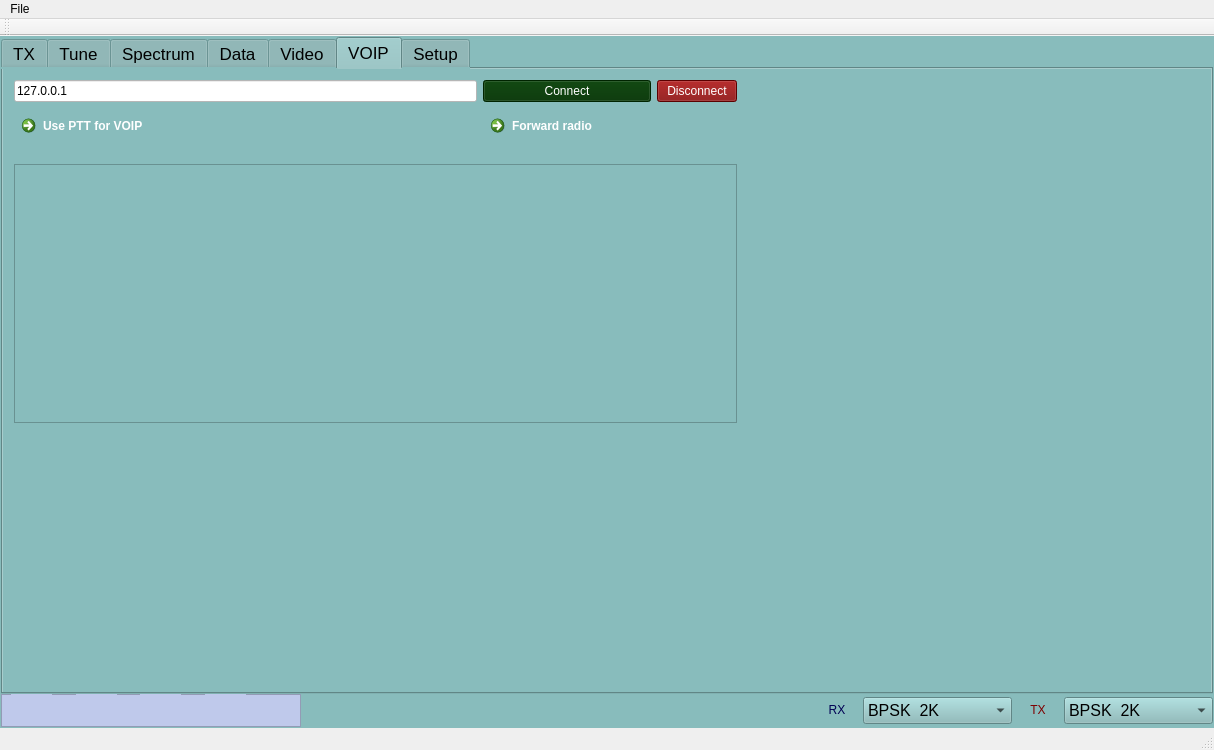
Qt form mainwindow.ui (qradiolink/qradiolink) before a commit.
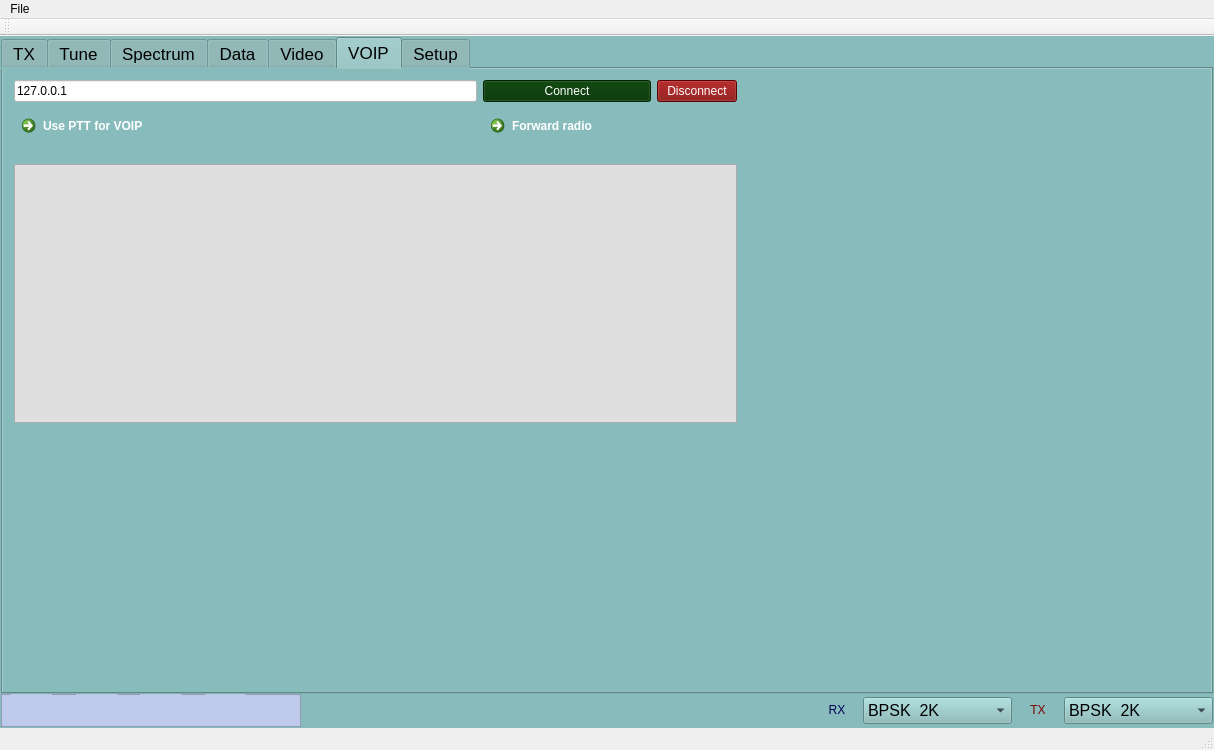
The same form after that commit. The open tabs and pages were chosen to show the change. Icons and pictures are not drawn. Custom widgets are drawn as their Qt base class.

Patch:
```diff
--- a/mainwindow.ui
+++ b/mainwindow.ui
@@ -1859,12 +1859,23 @@
           </item>
           <item row="2" column="0" colspan="3">
            <widget class="QTreeWidget" name="voipTreeWidget">
+            <property name="styleSheet">
+             <string notr="true">color: rgb(0, 85, 127);
+background-color: rgb(223, 223, 223);
+font: 12pt &quot;Sans Serif&quot;;</string>
+            </property>
             <property name="alternatingRowColors">
              <bool>false</bool>
             </property>
             <property name="selectionBehavior">
              <enum>QAbstractItemView::SelectItems</enum>
             </property>
+            <property name="rootIsDecorated">
+             <bool>false</bool>
+            </property>
+            <property name="itemsExpandable">
+             <bool>true</bool>
+            </property>
             <property name="wordWrap">
              <bool>true</bool>
             </property>
```
Left out of the diff: 3 changed lines with no effect on the pictures.
